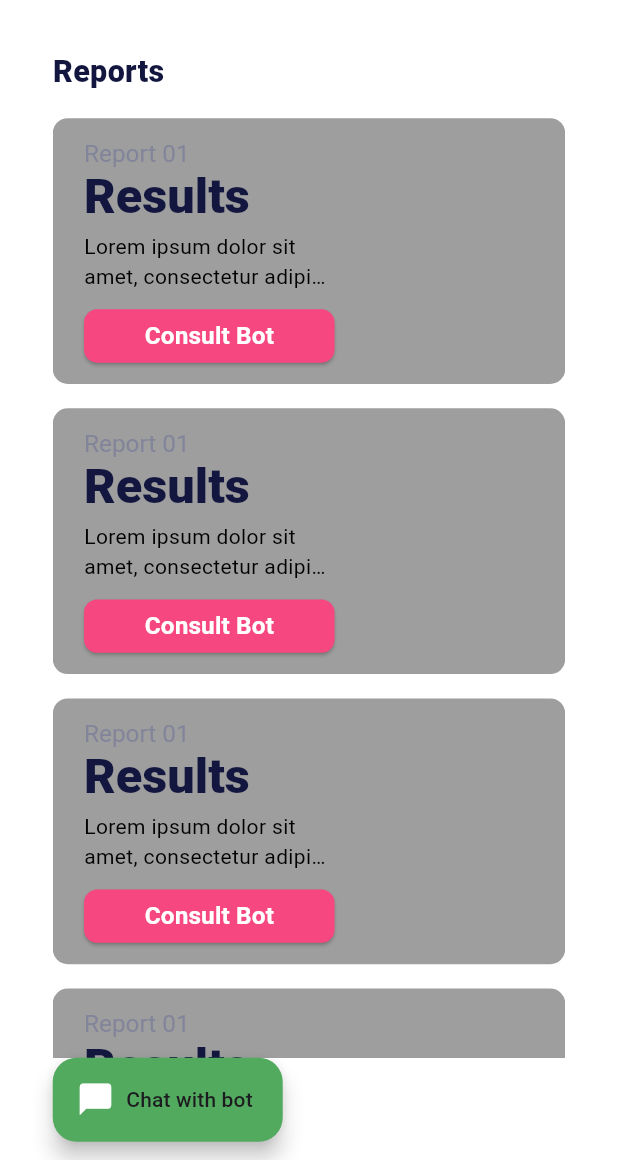
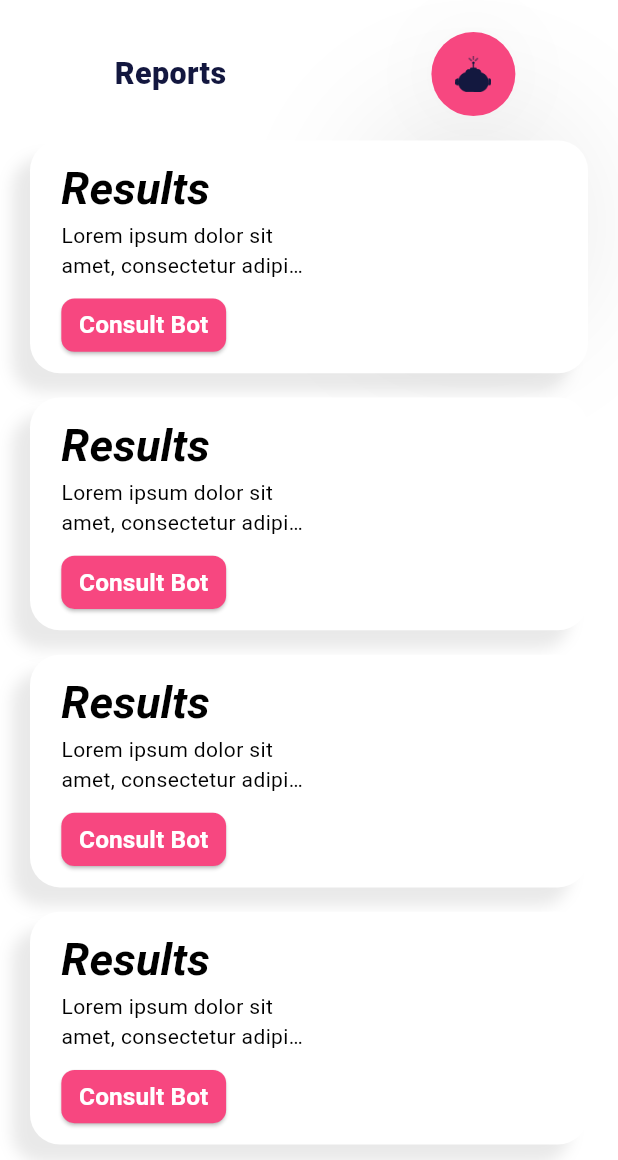
Before and after one commit to Isaac-web/Heart-AI, a Flutter app: the PatientDashboard screen opened by its route, on a phone screen of 412 x 824 dp, the part 76-1236 px from its top. Run offline on Flutter 3.47's test engine with Material 3 defaults, Android fonts, the phone set to English and light mode, and no system bars; our stand-ins replace animate_do, awesome_dialog, cached_network_image; missing offline and left inert: chatview, gsform; Roboto replaces fonts that are missing (Plus Jakarta Sans).

Commit message:
patient dashboard updated and doctor functionality removed

```diff
--- a/mobile/heart_u/lib/views/chatbot/bot_home_screen/bot_home_screen.dart
+++ b/mobile/heart_u/lib/views/chatbot/bot_home_screen/bot_home_screen.dart
@@ -84,7 +84,9 @@ class BotHomeScreen extends StatelessWidget {
                     ],
                   ),
                 ),
-                Container(
+                FadeIn(
+                  delay: const Duration(seconds: 1),
+                  child: Container(
                     height: 15.adaptSize,
                     width: 15.adaptSize,
                     margin: EdgeInsets.only(
@@ -95,6 +97,7 @@ class BotHomeScreen extends StatelessWidget {
                       color: appTheme.lightGreenA700E5,
                       borderRadius: BorderRadius.circular(
                         7.h,
+                      ),
                     ),
                   ),
                 )
--- a/mobile/heart_u/lib/views/patientDashboard/patient_dashboard.dart
+++ b/mobile/heart_u/lib/views/patientDashboard/patient_dashboard.dart
@@ -29,15 +29,8 @@ class _PatientDashboardState extends State<PatientDashboard> {
   Widget build(BuildContext context) {
     return SafeArea(
       child: Scaffold(
-        resizeToAvoidBottomInset: false,
         appBar: _buildAppBar(context),
-        body: Container(
-          width: double.maxFinite,
-          padding: EdgeInsets.symmetric(
-            horizontal: 32.h,
-            vertical: 12.v,
-          ),
-          child: Column(
+        body: Column(
           crossAxisAlignment: CrossAxisAlignment.start,
           mainAxisAlignment: MainAxisAlignment.center,
           children: [
@@ -46,25 +39,41 @@ class _PatientDashboardState extends State<PatientDashboard> {
             //   hintText: "Search",
             // ),
             SizedBox(height: 15.v),
-              Text(
+            Row(
+              mainAxisAlignment: MainAxisAlignment.spaceAround,
+              children: [
+                Padding(
+                  padding: const EdgeInsets.only(left: 8.0),
+                  child: Text(
                     "Reports",
                     style: theme.textTheme.titleLarge,
                   ),
-              SizedBox(height: 16.v),
-              _buildCourseIntroductList(context),
+                ),
                 FadeInRight(
                   duration: const Duration(milliseconds: 1000),
-                child: FloatingActionButton.extended(
-                    backgroundColor: const Color.fromRGBO(82, 170, 94, 1.0),
+                  child:
+                  FloatingActionButton(
+                      backgroundColor: appTheme.pinkA20001,
                       onPressed: (){
                         Navigator.of(context).pushNamed(AppRoutes.chatScreen);
                       },
-                    label: const Text("Chat with bot"),
-                    icon: const Icon(Icons.messenger, color: Colors.white, size: 25,)
+                      shape: RoundedRectangleBorder(
+                        borderRadius: BorderRadius.circular(28),
                       ),
+                      elevation: 50.0,
+                      child: Bounce(
+                        infinite: true,
+                          delay: const Duration(seconds: 1),
+                          child: const ImageIcon(
+                            color: Color(0xFF13183F),
+                              AssetImage("assets/images/Frame2.png"))),
+                  )
                 )
               ],
             ),
+            SizedBox(height: 16.v),
+            _buildCourseIntroductList(context),
+          ],
         ),
       ),
     );
@@ -165,14 +174,14 @@ class _PatientDashboardState extends State<PatientDashboard> {
   Widget _buildCourseIntroductList(BuildContext context) {
     return Expanded(
       child: ListView.separated(
-        physics: BouncingScrollPhysics(),
-        shrinkWrap: true,
+        physics: const BouncingScrollPhysics(),
+        shrinkWrap: false,
         separatorBuilder: (context, index) {
           return SizedBox(
             height: 16.v,
           );
         },
-        itemCount: 4,
+        itemCount: 8,
         itemBuilder: (context, index) {
           return const CourseintroductlistItemWidget();
         },
--- a/mobile/heart_u/lib/views/patientDashboard/widget/courseintroductlist_item_widget.dart
+++ b/mobile/heart_u/lib/views/patientDashboard/widget/courseintroductlist_item_widget.dart
@@ -1,4 +1,5 @@
 import 'package:animate_do/animate_do.dart';
+import 'package:awesome_dialog/awesome_dialog.dart';
 import 'package:flutter/material.dart';
 import '../../../core/app_export.dart';
 import '../../../theme/custom_button_style.dart';
@@ -14,15 +15,42 @@ class CourseintroductlistItemWidget extends StatelessWidget {
   Widget build(BuildContext context) {
     return FadeInUp(
       duration: const Duration(milliseconds: 1000),
+      child: Padding(
+        padding: const EdgeInsets.symmetric(horizontal: 20),
+        child: GestureDetector(
+          onTap: (){
+            AwesomeDialog(
+              context: context,
+              dialogType: DialogType.info,
+              headerAnimationLoop: true,
+              animType: AnimType.bottomSlide,
+              title: 'Report details',
+              desc: "Lorem ipsum dolor sit amet, consectetur adipiscing elit."
+                  " Lorem ipsum dolor sit amet, consectetur adipiscing elit."
+                  " Lorem ipsum dolor sit amet, consectetur adipiscing elit.",
+              buttonsTextStyle: const TextStyle(color: Colors.black),
+              showCloseIcon: true,
+              btnOkOnPress: () {},
+            ).show();
+          },
           child: Container(
             padding: EdgeInsets.symmetric(
               horizontal: 19.h,
               vertical: 14.v,
             ),
             decoration: BoxDecoration(
-          color: Colors.grey,
-          borderRadius: BorderRadius.circular(10),
+              borderRadius: BorderRadius.circular(20),
+              color: Colors.white,
+              boxShadow: const [
+                BoxShadow(
+                  color: Color(0x41A9A9A9),
+                  offset: Offset(-12, 12),
+                  blurRadius: 8,
                 ),
+              ],
+
+            ),
+            alignment: Alignment.centerLeft,
             child: Column(
               crossAxisAlignment: CrossAxisAlignment.start,
               mainAxisAlignment: MainAxisAlignment.center,
@@ -30,15 +58,16 @@ class CourseintroductlistItemWidget extends StatelessWidget {
                 SizedBox(
                   width: 176.h,
                   child: RichText(
-                text: TextSpan(
+                    text: const TextSpan(
                       children: [
                         TextSpan(
-                      text: "Report 01\n",
-                      style: theme.textTheme.bodyLarge,
+                          text: "Results",
+                          style: TextStyle(
+                            fontSize: 30,
+                            color: Colors.black,
+                            fontWeight: FontWeight.bold,
+                            fontStyle: FontStyle.italic,
                           ),
-                    TextSpan(
-                      text: "Results",
-                      style: theme.textTheme.headlineLarge,
                         )
                       ],
                     ),
@@ -48,16 +77,20 @@ class CourseintroductlistItemWidget extends StatelessWidget {
                 SizedBox(height: 4.v),
                 SizedBox(
                   width: 149.h,
-              child: Text(
+                  child: const Text(
                     "Lorem ipsum dolor sit amet, consectetur adipiscing elit.",
                     maxLines: 2,
                     overflow: TextOverflow.ellipsis,
-                style: theme.textTheme.bodySmall,
+                    style: TextStyle(
+                      color: Colors.black
+                    ),
                   ),
                 ),
                 SizedBox(height: 12.v),
                 _buildStartButton(context)
               ],
+            ),
+          ),
         ),
       ),
     );
@@ -72,7 +105,7 @@ class CourseintroductlistItemWidget extends StatelessWidget {
           Navigator.of(context).pushNamed(AppRoutes.chatList);
         },
         height: 35.v,
-        width: 152.h,
+        width: 100.h,
         text: "Consult Bot",
         buttonStyle: CustomButtonStyles.fillLightBlue,
       ),
--- a/mobile/heart_u/pubspec.yaml
+++ b/mobile/heart_u/pubspec.yaml
@@ -40,6 +40,7 @@ dependencies:
   chatview: ^1.3.1
   gsform: ^0.3.5
   awesome_dialog: ^3.2.0
+  flutter_container_new: ^0.0.4
 
 dev_dependencies:
   flutter_test:
```
Also changed, not shown: mobile/heart_u/pubspec.lock. Lines whose indentation alone changed are shown as unchanged.
